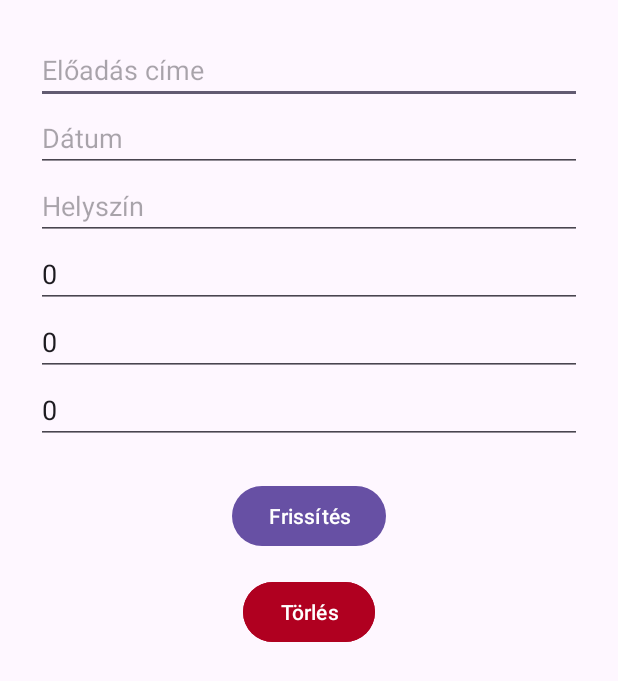
After one commit to Gop45/szinhazjegy, an Android app: the EditTicketActivity screen opened directly, with no data from a screen before it, on a phone screen of 412 x 824 dp. The commit adds this screen. Shown: the top 681 px of the screen. Run offline under Robolectric (Android 15) with nearby library versions, the phone set to English and light mode, and no system bars; our stand-ins replace Firebase (no records; nobody signed in at launch, a user with empty details on screens opened directly).

Commit message:
második merfoldko -CRUD teljesen kesz

```diff
--- a/app/src/main/AndroidManifest.xml
+++ b/app/src/main/AndroidManifest.xml
@@ -20,6 +20,7 @@
         <activity android:name=".AboutActivity" />
         <activity android:name=".ReadTicketsActivity" />
         <activity android:name=".AddTicketActivity" />
+        <activity android:name=".EditTicketActivity" />
         <receiver android:name=".AlarmReceiver" />
         <activity
             android:name=".MainActivity"
--- /dev/null
+++ b/app/src/main/java/com/example/szinhazjegy_projekt/EditTicketActivity.java
@@ -0,0 +1,76 @@
+package com.example.szinhazjegy_projekt;
+
+import android.os.Bundle;
+import android.widget.Button;
+import android.widget.EditText;
+import android.widget.Toast;
+import androidx.appcompat.app.AppCompatActivity;
+
+import com.google.firebase.firestore.FirebaseFirestore;
+
+public class EditTicketActivity extends AppCompatActivity {
+
+    private EditText eloadasEdit, datumEdit, helyszinEdit, sorEdit, szekEdit, arEdit;
+    private Button mentButton;
+    private String jegyId;
+
+    @Override
+    protected void onCreate(Bundle savedInstanceState) {
+        super.onCreate(savedInstanceState);
+        setContentView(R.layout.activity_edit_ticket);
+
+        eloadasEdit = findViewById(R.id.eloadasEdit);
+        datumEdit = findViewById(R.id.datumEdit);
+        helyszinEdit = findViewById(R.id.helyszinEdit);
+        sorEdit = findViewById(R.id.sorEdit);
+        szekEdit = findViewById(R.id.szekEdit);
+        arEdit = findViewById(R.id.arEdit);
+        mentButton = findViewById(R.id.mentButton);
+
+        jegyId = getIntent().getStringExtra("id");
+        eloadasEdit.setText(getIntent().getStringExtra("eloadas"));
+        datumEdit.setText(getIntent().getStringExtra("datum"));
+        helyszinEdit.setText(getIntent().getStringExtra("helyszin"));
+        sorEdit.setText(String.valueOf(getIntent().getIntExtra("sor", 0)));
+        szekEdit.setText(String.valueOf(getIntent().getIntExtra("szek", 0)));
+        arEdit.setText(String.valueOf(getIntent().getIntExtra("ar", 0)));
+        Button torlesButton = findViewById(R.id.torlesButton);
+        mentButton.setOnClickListener(v -> {
+            String eloadas = eloadasEdit.getText().toString();
+            String datum = datumEdit.getText().toString();
+            String helyszin = helyszinEdit.getText().toString();
+            int sor = Integer.parseInt(sorEdit.getText().toString());
+            int szek = Integer.parseInt(szekEdit.getText().toString());
+            int ar = Integer.parseInt(arEdit.getText().toString());
+
+            FirebaseFirestore.getInstance().collection("jegyek").document(jegyId)
+                    .update("eloadas", eloadas,
+                            "datum", datum,
+                            "helyszin", helyszin,
+                            "sor", sor,
+                            "szek", szek,
+                            "ar", ar)
+                    .addOnSuccessListener(unused -> {
+                        Toast.makeText(this, "Jegy frissítve!", Toast.LENGTH_SHORT).show();
+                        finish();
+                    })
+                    .addOnFailureListener(e -> {
+                        Toast.makeText(this, "Hiba: " + e.getMessage(), Toast.LENGTH_SHORT).show();
+                    });
+        });
+
+        torlesButton.setOnClickListener(v -> {
+            FirebaseFirestore.getInstance().collection("jegyek")
+                    .document(jegyId)
+                    .delete()
+                    .addOnSuccessListener(unused -> {
+                        Toast.makeText(this, "Jegy törölve.", Toast.LENGTH_SHORT).show();
+                        finish();
+                    })
+                    .addOnFailureListener(e -> {
+                        Toast.makeText(this, "Hiba a törlés során: " + e.getMessage(), Toast.LENGTH_SHORT).show();
+                    });
+        });
+
+    }
+}
--- /dev/null
+++ b/app/src/main/res/layout/activity_edit_ticket.xml
@@ -0,0 +1,69 @@
+<?xml version="1.0" encoding="utf-8"?>
+<ScrollView xmlns:android="http://schemas.android.com/apk/res/android"
+    android:layout_width="match_parent"
+    android:layout_height="match_parent"
+    android:padding="24dp">
+
+    <LinearLayout
+        android:layout_width="match_parent"
+        android:layout_height="wrap_content"
+        android:orientation="vertical"
+        android:gravity="center_horizontal">
+
+        <EditText
+            android:id="@+id/eloadasEdit"
+            android:hint="Előadás címe"
+            android:layout_width="match_parent"
+            android:layout_height="wrap_content"/>
+
+        <EditText
+            android:id="@+id/datumEdit"
+            android:hint="Dátum"
+            android:layout_width="match_parent"
+            android:layout_height="wrap_content"/>
+
+        <EditText
+            android:id="@+id/helyszinEdit"
+            android:hint="Helyszín"
+            android:layout_width="match_parent"
+            android:layout_height="wrap_content"/>
+
+        <EditText
+            android:id="@+id/sorEdit"
+            android:hint="Sor"
+            android:inputType="number"
+            android:layout_width="match_parent"
+            android:layout_height="wrap_content"/>
+
+        <EditText
+            android:id="@+id/szekEdit"
+            android:hint="Szék"
+            android:inputType="number"
+            android:layout_width="match_parent"
+            android:layout_height="wrap_content"/>
+
+        <EditText
+            android:id="@+id/arEdit"
+            android:hint="Ár"
+            android:inputType="number"
+            android:layout_width="match_parent"
+            android:layout_height="wrap_content"/>
+
+        <Button
+            android:id="@+id/mentButton"
+            android:text="Frissítés"
+            android:layout_width="wrap_content"
+            android:layout_height="wrap_content"
+            android:layout_marginTop="24dp" />
+        <Button
+            android:id="@+id/torlesButton"
+            android:text="Törlés"
+            android:layout_width="wrap_content"
+            android:layout_height="wrap_content"
+            android:layout_marginTop="16dp"
+            android:backgroundTint="#B00020"
+            android:textColor="#FFFFFF" />
+
+
+    </LinearLayout>
+</ScrollView>
```
Also changed, not shown: app/src/main/java/com/example/szinhazjegy_projekt/ReadTicketsActivity.java (+38 -14 lines), app/src/main/res/layout/activity_read_tickets.xml (+11 -5 lines).
